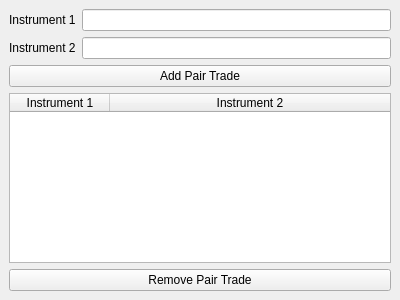
Old version of the form strategies/PairTradingStrategy/pair-trading-widget.ui in the repository shocklateboy92/se3011.
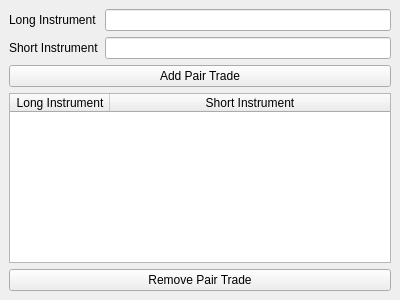
New version of the form.

```diff
--- a/strategies/PairTradingStrategy/pair-trading-widget.ui
+++ b/strategies/PairTradingStrategy/pair-trading-widget.ui
@@ -18,7 +18,7 @@
     <item row="0" column="0">
      <widget class="QLabel" name="instrument1_Label">
       <property name="text">
-       <string>Instrument 1</string>
+       <string>Long Instrument</string>
       </property>
      </widget>
     </item>
@@ -28,7 +28,7 @@
     <item row="1" column="0">
      <widget class="QLabel" name="instruement2_Label">
       <property name="text">
-       <string>Instrument 2</string>
+       <string>Short Instrument</string>
       </property>
      </widget>
     </item>
@@ -79,12 +79,12 @@
       </attribute>
       <column>
        <property name="text">
-        <string>Instrument 1</string>
+        <string>Long Instrument</string>
        </property>
       </column>
       <column>
        <property name="text">
-        <string>Instrument 2</string>
+        <string>Short Instrument</string>
        </property>
       </column>
      </widget>
```
Left out of the diff: 2 changed lines with no effect on the pictures.
